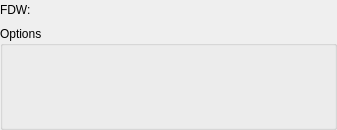
First picture: the form in libpgmodeler_ui/ui/foreignserverwidget.ui, repository pgmodeler/pgmodeler, before the edit.
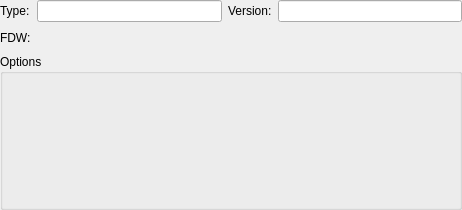
Second picture: the form after the edit.

The edit to the form file:
```diff
--- a/libpgmodeler_ui/ui/foreignserverwidget.ui
+++ b/libpgmodeler_ui/ui/foreignserverwidget.ui
@@ -6,8 +6,8 @@
    <rect>
     <x>0</x>
     <y>0</y>
-    <width>337</width>
-    <height>130</height>
+    <width>462</width>
+    <height>210</height>
    </rect>
   </property>
   <property name="minimumSize">
@@ -29,7 +29,29 @@
    <property name="bottomMargin">
     <number>0</number>
    </property>
-   <item row="0" column="0">
+   <item row="0" column="1">
+    <widget class="QLineEdit" name="type_edt"/>
+   </item>
+   <item row="0" column="2">
+    <widget class="QLabel" name="version_lbl">
+     <property name="sizePolicy">
+      <sizepolicy hsizetype="Fixed" vsizetype="Preferred">
+       <horstretch>0</horstretch>
+       <verstretch>0</verstretch>
+      </sizepolicy>
+     </property>
+     <property name="minimumSize">
+      <size>
+       <width>0</width>
+       <height>0</height>
+      </size>
+     </property>
+     <property name="text">
+      <string>Version:</string>
+     </property>
+    </widget>
+   </item>
+   <item row="1" column="0">
     <widget class="QLabel" name="fdw_lbl">
      <property name="sizePolicy">
       <sizepolicy hsizetype="Fixed" vsizetype="Preferred">
@@ -48,10 +70,10 @@
      </property>
     </widget>
    </item>
-   <item row="0" column="1">
-    <widget class="QWidget" name="fdw_wgt" native="true">
+   <item row="0" column="0">
+    <widget class="QLabel" name="type_lbl">
      <property name="sizePolicy">
-      <sizepolicy hsizetype="Preferred" vsizetype="Fixed">
+      <sizepolicy hsizetype="Fixed" vsizetype="Preferred">
        <horstretch>0</horstretch>
        <verstretch>0</verstretch>
       </sizepolicy>
@@ -59,18 +81,40 @@
      <property name="minimumSize">
       <size>
        <width>0</width>
-       <height>20</height>
+       <height>0</height>
       </size>
      </property>
+     <property name="text">
+      <string>Type:</string>
+     </property>
     </widget>
    </item>
-   <item row="1" column="0" colspan="2">
+   <item row="0" column="3">
+    <widget class="QLineEdit" name="version_edt"/>
+   </item>
+   <item row="2" column="0" colspan="4">
     <widget class="QGroupBox" name="options_gb">
      <property name="title">
       <string>Options</string>
      </property>
     </widget>
    </item>
+   <item row="1" column="1" colspan="3">
+    <widget class="QWidget" name="fdw_wgt" native="true">
+     <property name="sizePolicy">
+      <sizepolicy hsizetype="Preferred" vsizetype="Fixed">
+       <horstretch>0</horstretch>
+       <verstretch>0</verstretch>
+      </sizepolicy>
+     </property>
+     <property name="minimumSize">
+      <size>
+       <width>0</width>
+       <height>20</height>
+      </size>
+     </property>
+    </widget>
+   </item>
   </layout>
  </widget>
  <resources/>
```
